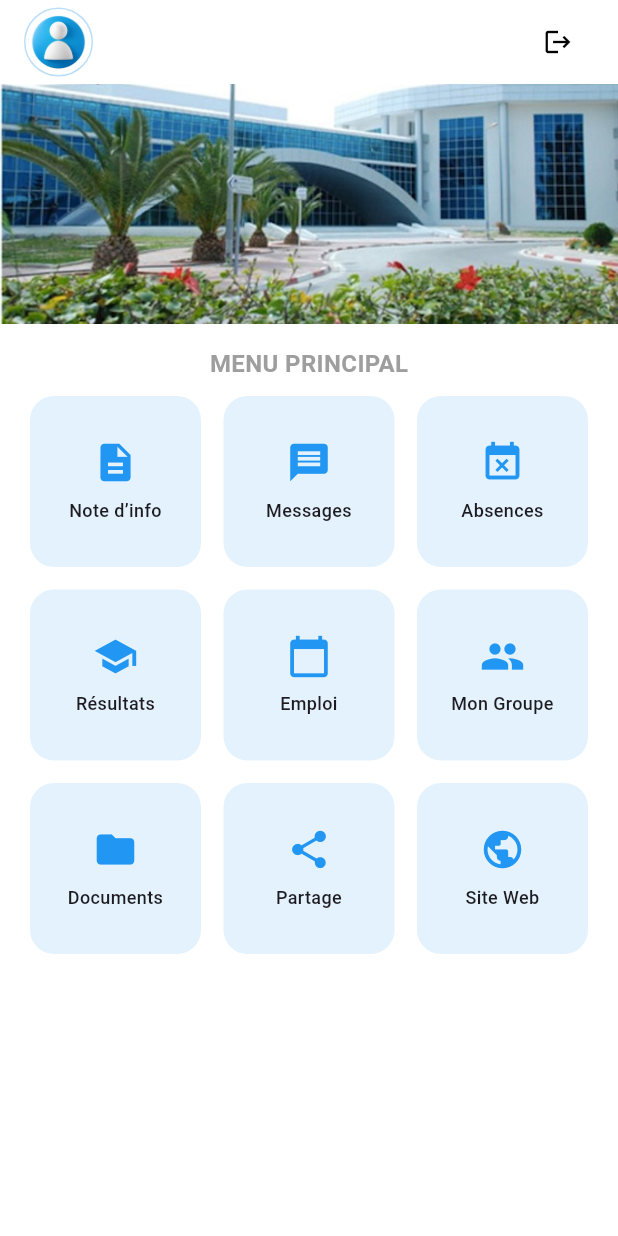
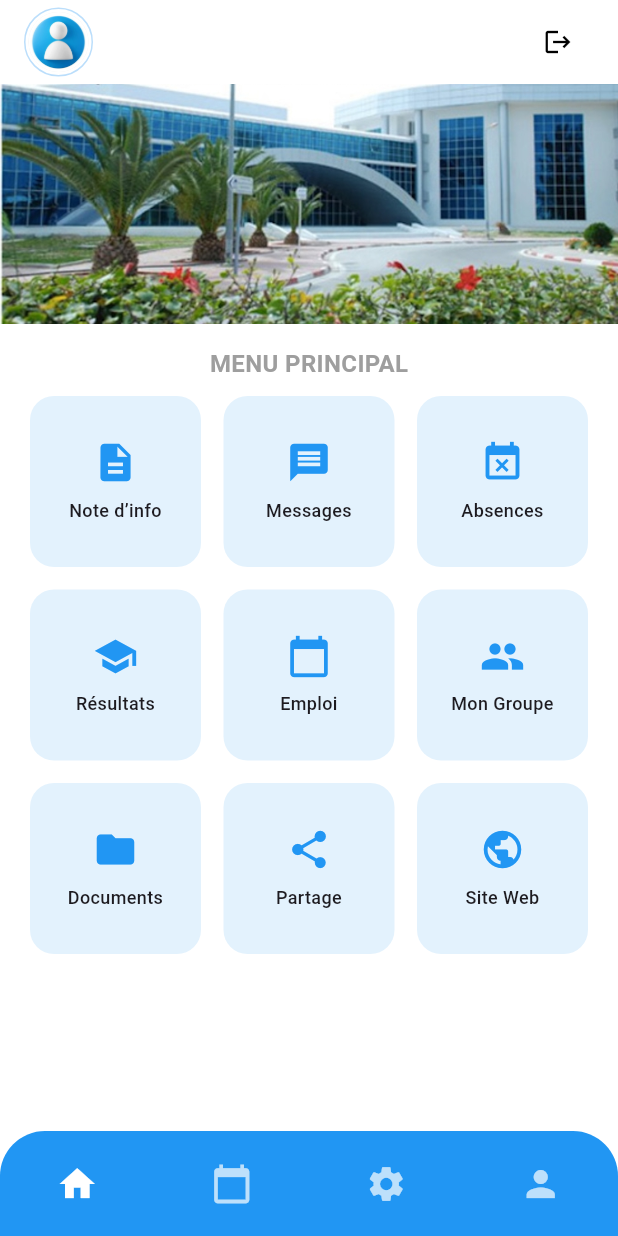
Before and after one commit to Zaynebblk/MobileProj, a Flutter app: the screen it shows after launch, on a phone screen of 412 x 824 dp. Run offline on Flutter 3.47's test engine with Material 3 defaults, Android fonts, the phone set to English and light mode, and no system bars; our stand-ins replace file_picker; accounts and stored records are empty; network calls fail.

Commit message:
Mise à jour

```diff
--- a/my_mobile/lib/views/student_view.dart
+++ b/my_mobile/lib/views/student_view.dart
@@ -14,7 +14,7 @@ import 'absences_view.dart';
 import 'info_view.dart';
 import 'resultats_view.dart';
 import 'documents_view.dart';
-import 'profile_view.dart'; // Assure-toi que ce fichier existe
+import 'profile_view.dart';
 
 class StudentHome extends StatefulWidget {
   const StudentHome({super.key});
@@ -24,6 +24,8 @@ class StudentHome extends StatefulWidget {
 }
 
 class _StudentHomeState extends State<StudentHome> {
+  int _selectedIndex = 0; // État pour l'élément sélectionné dans la barre bleue
+
   @override
   void initState() {
     super.initState();
@@ -45,7 +47,7 @@ class _StudentHomeState extends State<StudentHome> {
         elevation: 0,
         title: Row(
           children: [
-            // --- PHOTO DE PROFIL INTERACTIVE AVEC EFFET VISUEL ---
+            // --- PHOTO DE PROFIL INTERACTIVE ---
             Material(
               color: Colors.transparent,
               child: InkWell(
@@ -59,7 +61,7 @@ class _StudentHomeState extends State<StudentHome> {
                 splashColor: Colors.blue.withOpacity(0.2),
                 highlightColor: Colors.blue.withOpacity(0.1),
                 child: Container(
-                  padding: const EdgeInsets.all(2), // Espace pour l'effet de clic
+                  padding: const EdgeInsets.all(2),
                   decoration: BoxDecoration(
                     shape: BoxShape.circle,
                     border: Border.all(color: Colors.blue.shade100, width: 1),
@@ -177,6 +179,48 @@ class _StudentHomeState extends State<StudentHome> {
           ],
         ),
       ),
+
+      // --- BARRE BLEUE INFÉRIEURE ---
+      bottomNavigationBar: Container(
+        height: 70,
+        decoration: const BoxDecoration(
+          color: Colors.blue,
+          borderRadius: BorderRadius.only(
+            topLeft: Radius.circular(30),
+            topRight: Radius.circular(30),
+          ),
+        ),
+        child: Row(
+          mainAxisAlignment: MainAxisAlignment.spaceAround,
+          children: [
+            _navItem(Icons.home, 0),
+            _navItem(Icons.calendar_today, 1),
+            _navItem(Icons.settings, 2),
+            _navItem(Icons.person, 3),
+          ],
+        ),
+      ),
+    );
+  }
+
+  // Widget d'aide pour les icônes de la barre bleue
+  Widget _navItem(IconData icon, int index) {
+    bool isActive = _selectedIndex == index;
+    return GestureDetector(
+      onTap: () {
+        setState(() {
+          _selectedIndex = index;
+        });
+        // Optionnel : Ajouter une navigation ici si nécessaire
+        if (index == 3) {
+           Navigator.push(context, MaterialPageRoute(builder: (context) => const ProfileView()));
+        }
+      },
+      child: Icon(
+        icon,
+        size: 28,
+        color: isActive ? Colors.white : Colors.white70,
+      ),
     );
   }
 
@@ -187,7 +231,7 @@ class _StudentHomeState extends State<StudentHome> {
       borderRadius: BorderRadius.circular(16),
       child: Container(
         decoration: BoxDecoration(
-          color: Colors.blue.shade50, // Teinte bleue claire cohérente
+          color: Colors.blue.shade50,
           borderRadius: BorderRadius.circular(16),
         ),
         child: Column(
```
